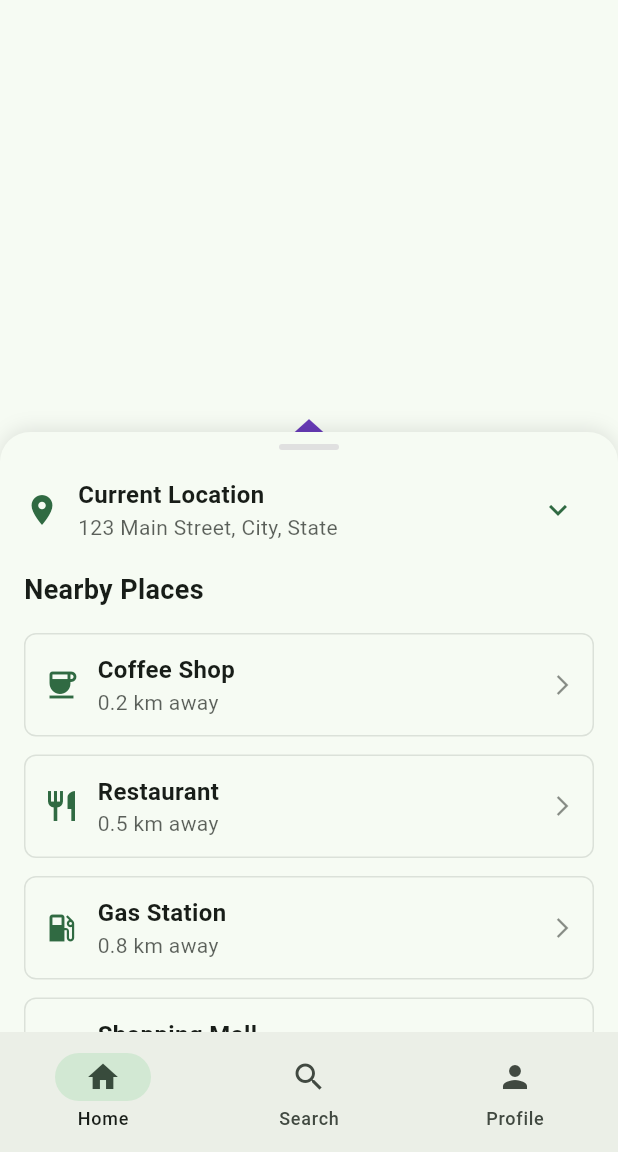
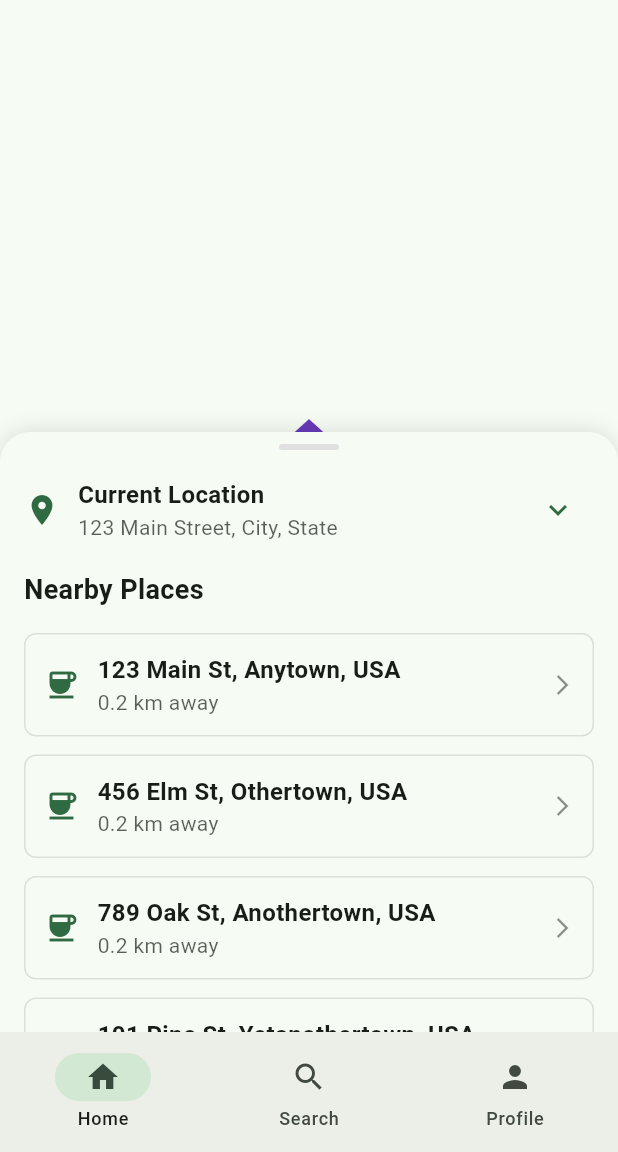
Before and after one commit to AndreiBacs/RetuRO, a Flutter app: the screen it shows after launch, after a tap on the "keyboard arrow up" icon, on a phone screen of 412 x 824 dp, the part 84-1236 px from its top. Run offline on Flutter 3.47's test engine with Material 3 defaults, Android fonts, the phone set to English and light mode, and no system bars.

Commit message:
Add FakeApi for address search functionality and integrate it into HomePage and SearchPage. Update UI components for better user experience with loading indicators and error handling.

```diff
--- /dev/null
+++ b/front-end/retur_ro/lib/api/fake_api.dart
@@ -0,0 +1,24 @@
+import 'dart:async';
+
+class FakeApi {
+  static const List<String> _addresses = [
+    '123 Main St, Anytown, USA',
+    '456 Elm St, Othertown, USA',
+    '789 Oak St, Anothertown, USA',
+    '101 Pine St, Yetanothertown, USA',
+    '123 Main St, Anytown, USA',
+    '456 Elm St, Othertown, USA',
+    '789 Oak St, Anothertown, USA',
+    '101 Pine St, Yetanothertown, USA',
+  ];
+
+  static Future<Iterable<String>> searchAddresses(String query) async {
+    await Future.delayed(const Duration(milliseconds: 300));
+    if (query == '') {
+      return const Iterable<String>.empty();
+    }
+    return _addresses.where(
+      (address) => address.toLowerCase().contains(query.toLowerCase()),
+    );
+  }
+}
--- a/front-end/retur_ro/lib/pages/home_page.dart
+++ b/front-end/retur_ro/lib/pages/home_page.dart
@@ -1,4 +1,5 @@
 import 'package:flutter/material.dart';
+import 'package:retur_ro/api/fake_api.dart';
 
 class HomePage extends StatefulWidget {
   const HomePage({super.key});
@@ -135,7 +136,7 @@ class _HomePageState extends State<HomePage> with TickerProviderStateMixin {
                       ),
                       boxShadow: [
                         BoxShadow(
-                          color: Colors.black.withValues(alpha: 0.1),
+                          color: Colors.black.withOpacity(0.1),
                           blurRadius: 10,
                           offset: const Offset(0, -2),
                         ),
@@ -185,7 +186,7 @@ class _HomePageState extends State<HomePage> with TickerProviderStateMixin {
                                         color: Theme.of(context)
                                             .colorScheme
                                             .onSurface
-                                            .withValues(alpha: 0.7),
+                                            .withOpacity(0.7),
                                       ),
                                     ),
                                   ],
@@ -225,30 +226,31 @@ class _HomePageState extends State<HomePage> with TickerProviderStateMixin {
                                   ),
                                 ),
                                 const SizedBox(height: 16),
-                                _buildPlaceItem(
-                                  'Coffee Shop',
-                                  '0.2 km away',
-                                  Icons.coffee,
-                                ),
-                                _buildPlaceItem(
-                                  'Restaurant',
-                                  '0.5 km away',
-                                  Icons.restaurant,
-                                ),
-                                _buildPlaceItem(
-                                  'Gas Station',
-                                  '0.8 km away',
-                                  Icons.local_gas_station,
-                                ),
-                                _buildPlaceItem(
-                                  'Shopping Mall',
-                                  '1.2 km away',
-                                  Icons.shopping_bag,
-                                ),
-                                _buildPlaceItem(
-                                  'Park',
-                                  '1.5 km away',
-                                  Icons.park,
+                                FutureBuilder<Iterable<String>>(
+                                  future: FakeApi.searchAddresses('a'),
+                                  builder: (context, snapshot) {
+                                    if (snapshot.connectionState ==
+                                        ConnectionState.waiting) {
+                                      return const Center(
+                                        child: CircularProgressIndicator(),
+                                      );
+                                    }
+                                    if (snapshot.hasError) {
+                                      return const Center(
+                                        child: Text('Error fetching data'),
+                                      );
+                                    }
+                                    final places = snapshot.data!.toList();
+                                    return Column(
+                                      children: places
+                                          .map((place) => _buildPlaceItem(
+                                                place,
+                                                '0.2 km away',
+                                                Icons.coffee,
+                                              ))
+                                          .toList(),
+                                    );
+                                  },
                                 ),
                               ],
                             ),
@@ -274,7 +276,7 @@ class _HomePageState extends State<HomePage> with TickerProviderStateMixin {
         color: Theme.of(context).colorScheme.surface,
         borderRadius: BorderRadius.circular(8),
         border: Border.all(
-          color: Theme.of(context).colorScheme.outline.withValues(alpha: 0.2),
+          color: Theme.of(context).colorScheme.outline.withOpacity(0.2),
         ),
       ),
       child: Row(
@@ -299,7 +301,7 @@ class _HomePageState extends State<HomePage> with TickerProviderStateMixin {
                     fontSize: 14,
                     color: Theme.of(
                       context,
-                    ).colorScheme.onSurface.withValues(alpha: 0.7),
+                    ).colorScheme.onSurface.withOpacity(0.7),
                   ),
                 ),
               ],
@@ -310,7 +312,7 @@ class _HomePageState extends State<HomePage> with TickerProviderStateMixin {
             size: 16,
             color: Theme.of(
               context,
-            ).colorScheme.onSurface.withValues(alpha: 0.5),
+            ).colorScheme.onSurface.withOpacity(0.5),
           ),
         ],
       ),
--- a/front-end/retur_ro/lib/pages/search_page.dart
+++ b/front-end/retur_ro/lib/pages/search_page.dart
@@ -1,4 +1,5 @@
 import 'package:flutter/material.dart';
+import 'package:retur_ro/api/fake_api.dart';
 
 class SearchPage extends StatelessWidget {
   const SearchPage({super.key});
@@ -7,7 +8,10 @@ class SearchPage extends StatelessWidget {
   Widget build(BuildContext context) {
     return const Column(
       children: <Widget>[
-        Padding(padding: EdgeInsets.all(16.0), child: _AutocompleteSearch()),
+        Padding(
+          padding: EdgeInsets.all(16.0),
+          child: _AutocompleteSearch(),
+        )
       ],
     );
   }
@@ -29,7 +33,7 @@ class _AutocompleteSearchState extends State<_AutocompleteSearch> {
     return Autocomplete<String>(
       optionsBuilder: (TextEditingValue value) async {
         _searchQuery = value.text;
-        final Iterable<String> results = await _FakeApi.searchAddresses(
+        final Iterable<String> results = await FakeApi.searchAddresses(
           value.text,
         );
 
@@ -44,13 +48,10 @@ class _AutocompleteSearchState extends State<_AutocompleteSearch> {
       onSelected: (String selection) {
         debugPrint('Selected: $selection');
       },
-      fieldViewBuilder:
-          (
-            BuildContext context,
+      fieldViewBuilder: (BuildContext context,
           TextEditingController textEditingController,
           FocusNode focusNode,
-            VoidCallback onFieldSubmitted,
-          ) {
+          VoidCallback onFieldSubmitted) {
         return TextFormField(
           controller: textEditingController,
           focusNode: focusNode,
@@ -66,26 +67,3 @@ class _AutocompleteSearchState extends State<_AutocompleteSearch> {
     );
   }
 }
-
-class _FakeApi {
-  static const List<String> _addresses = [
-    '123 Main St, Anytown, USA',
-    '456 Elm St, Othertown, USA',
-    '789 Oak St, Anothertown, USA',
-    '101 Pine St, Yetanothertown, USA',
-    '123 Main St, Anytown, USA',
-    '456 Elm St, Othertown, USA',
-    '789 Oak St, Anothertown, USA',
-    '101 Pine St, Yetanothertown, USA',
-  ];
-
-  static Future<Iterable<String>> searchAddresses(String query) async {
-    await Future.delayed(const Duration(milliseconds: 300));
-    if (query == '') {
-      return const Iterable<String>.empty();
-    }
-    return _addresses.where(
-      (address) => address.toLowerCase().contains(query.toLowerCase()),
-    );
-  }
-}
```
Lines whose indentation alone changed are shown as unchanged.
